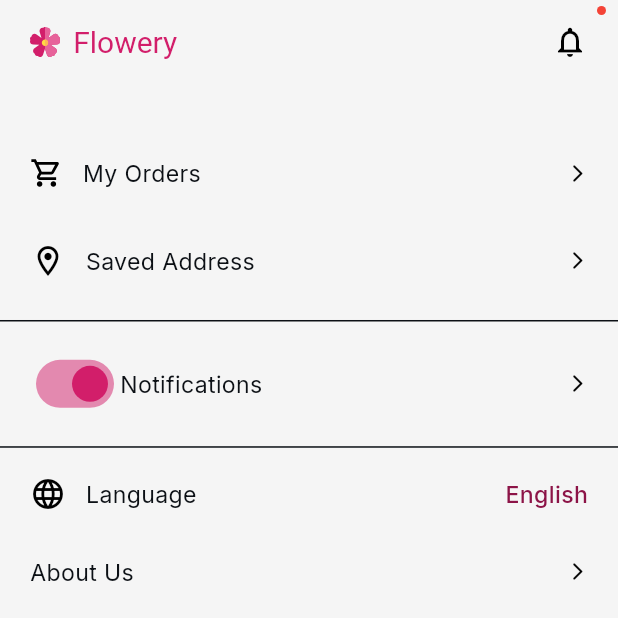
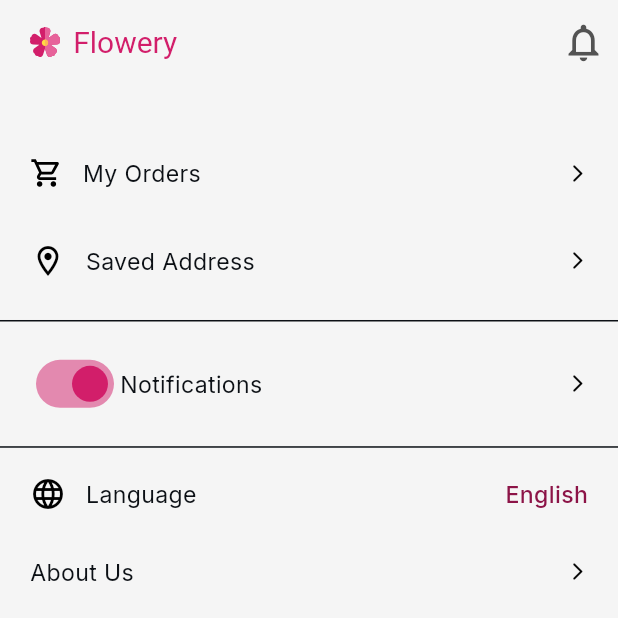
Before and after one commit to omarameen77/flower-ecommerce, a Flutter app: the _ProfilePageView screen opened directly, on a phone screen of 412 x 824 dp, the top half of it. Run offline on Flutter 3.47's test engine with Material 3 defaults, Android fonts, the light colour scheme and no system bars; drawn by our look-alikes of badges; our stand-ins replace cached_network_image, dio, easy_localization, equatable, firebase_core, firebase_crashlytics and 14 more; accounts and stored records are empty; generated files the repository leaves out were written again; network calls fail.

Commit message:
feat: integrate notifications into profile page with updated UI components

```diff
--- a/lib/features/profile/presentation/widgets/profile_app_bar.dart
+++ b/lib/features/profile/presentation/widgets/profile_app_bar.dart
@@ -1,3 +1,4 @@
+import 'package:flower/features/notifications/ui/widgets/notifications_bell_wigdet.dart';
 import 'package:flower/features/profile/presentation/widgets/app_logo_widget.dart';
 import 'package:flutter/material.dart';
 
@@ -18,15 +19,7 @@ class ProfileAppBar extends StatelessWidget implements PreferredSizeWidget {
       actions: [
         Padding(
           padding: const EdgeInsetsDirectional.only(end: 8),
-          child: Badge(
-            child: IconButton(
-              icon: const Icon(
-                Icons.notifications_outlined,
-                color: Colors.black,
-              ),
-              onPressed: () {},
-            ),
-          ),
+          child: NotificationBellWidget(),
         ),
       ],
     );
--- a/lib/features/profile/presentation/widgets/profile_scrollable_body.dart
+++ b/lib/features/profile/presentation/widgets/profile_scrollable_body.dart
@@ -114,10 +114,15 @@ class ProfileScrollableBody extends StatelessWidget {
                           ),
                         ),
                       ),
-                      const Icon(
-                        Icons.arrow_forward_ios_rounded,
-                        size: 14,
-                        color: Colors.black,
+                      GestureDetector(
+                        onTap: () {
+                          Navigator.pushNamed(context, Routes.notifications);
+                        },
+                        child: const Icon(
+                          Icons.arrow_forward_ios_rounded,
+                          size: 14,
+                          color: Colors.black,
+                        ),
                       ),
                     ],
                   );
```
Also changed, not shown: lib/features/profile/presentation/pages/profile_page.dart (+10 -2 lines).
